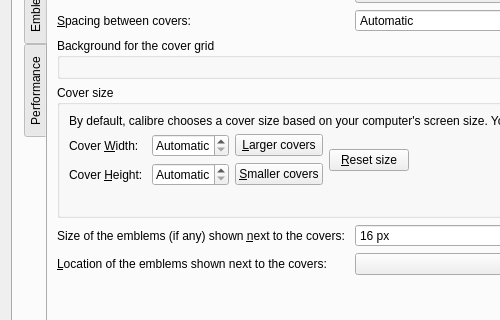
Before: the Qt Designer form src/calibre/gui2/preferences/look_feel.ui in kovidgoyal/calibre, drawn with Qt 5; both pictures show x 0 to 500 and y 138 to 458 of the 843 by 546 pixel window.
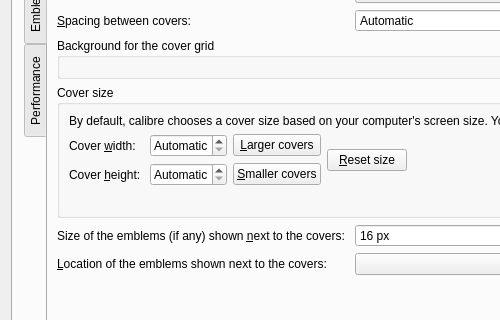
After: the same form once the commit is applied. The open tabs and pages were chosen to show the change. Icons and pictures are not drawn. Custom widgets are drawn as their Qt base class.

```diff
--- a/src/calibre/gui2/preferences/look_feel.ui
+++ b/src/calibre/gui2/preferences/look_feel.ui
@@ -368,7 +368,7 @@
               <item row="1" column="0">
                <widget class="QLabel" name="label_11">
                 <property name="text">
-                 <string>Cover &amp;Width: </string>
+                 <string>Cover &amp;width: </string>
                 </property>
                 <property name="buddy">
                  <cstring>opt_cover_grid_width</cstring>
@@ -409,7 +409,7 @@
               <item row="2" column="0">
                <widget class="QLabel" name="label_12">
                 <property name="text">
-                 <string>Cover &amp;Height: </string>
+                 <string>Cover &amp;height: </string>
                 </property>
                 <property name="buddy">
                  <cstring>opt_cover_grid_height</cstring>
```
